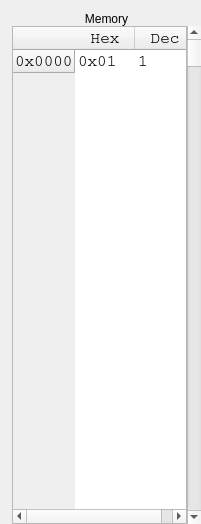
Old version of the form mainmemory.ui in the repository StanWarford/pep8cpu.
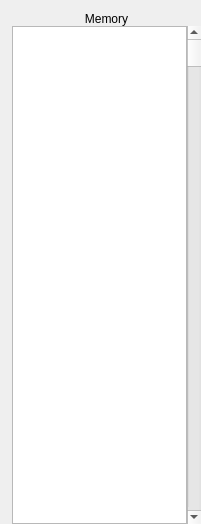
New version of the form.

```diff
--- a/mainmemory.ui
+++ b/mainmemory.ui
@@ -119,6 +119,9 @@
        <property name="verticalScrollBarPolicy">
         <enum>Qt::ScrollBarAlwaysOff</enum>
        </property>
+       <property name="horizontalScrollBarPolicy">
+        <enum>Qt::ScrollBarAlwaysOff</enum>
+       </property>
        <property name="autoScroll">
         <bool>true</bool>
        </property>
@@ -141,7 +144,7 @@
         <bool>false</bool>
        </property>
        <property name="rowCount">
-        <number>1</number>
+        <number>0</number>
        </property>
        <attribute name="horizontalHeaderVisible">
         <bool>true</bool>
@@ -161,31 +164,6 @@
        <attribute name="verticalHeaderHighlightSections">
         <bool>false</bool>
        </attribute>
-       <row>
-        <property name="text">
-         <string>0x0000</string>
-        </property>
-       </row>
-       <column>
-        <property name="text">
-         <string>Hex</string>
-        </property>
-       </column>
-       <column>
-        <property name="text">
-         <string>Dec</string>
-        </property>
-       </column>
-       <item row="0" column="0">
-        <property name="text">
-         <string>0x01</string>
-        </property>
-       </item>
-       <item row="0" column="1">
-        <property name="text">
-         <string>1</string>
-        </property>
-       </item>
       </widget>
      </item>
      <item>
```
Left out of the diff: 2 changed lines with no effect on the pictures.
